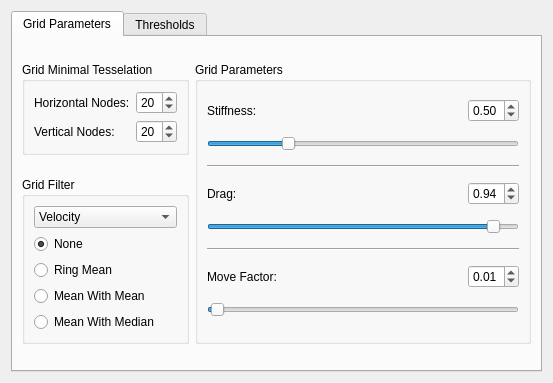
First picture: the form in effects/wobblywindows_config.ui, repository KDE/kwin, before the edit.
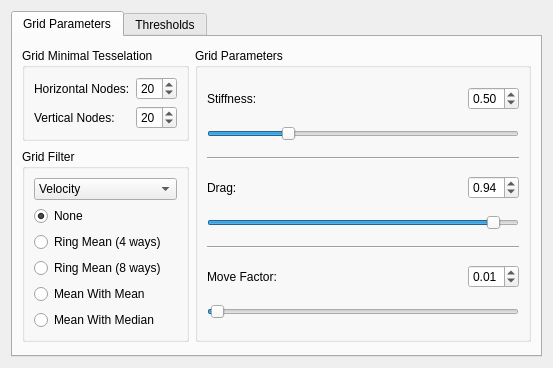
Second picture: the form after the edit.

Diff of the .ui file:
```diff
--- a/effects/wobblywindows_config.ui
+++ b/effects/wobblywindows_config.ui
@@ -6,7 +6,7 @@
     <x>0</x>
     <y>0</y>
     <width>553</width>
-    <height>383</height>
+    <height>368</height>
    </rect>
   </property>
   <property name="windowTitle" >
@@ -23,8 +23,8 @@
        <rect>
         <x>0</x>
         <y>0</y>
-        <width>533</width>
-        <height>338</height>
+        <width>531</width>
+        <height>321</height>
        </rect>
       </property>
       <attribute name="title" >
@@ -286,13 +286,20 @@
           <item>
            <widget class="QRadioButton" name="rbRingMean" >
             <property name="text" >
-             <string>Ring Mean</string>
+             <string>Ring Mean (4 ways)</string>
             </property>
             <property name="checked" >
              <bool>false</bool>
             </property>
            </widget>
           </item>
+          <item>
+           <widget class="QRadioButton" name="rbHeightRingMean" >
+            <property name="text" >
+             <string>Ring Mean (8 ways)</string>
+            </property>
+           </widget>
+          </item>
           <item>
            <widget class="QRadioButton" name="rbMeanMean" >
             <property name="text" >
```
Left out of the diff: 2 changed lines with no effect on the pictures.
